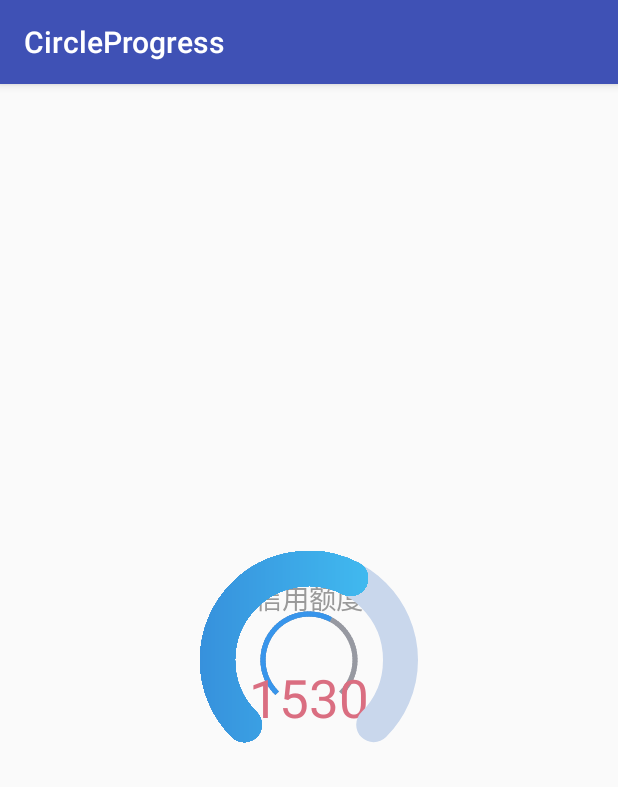
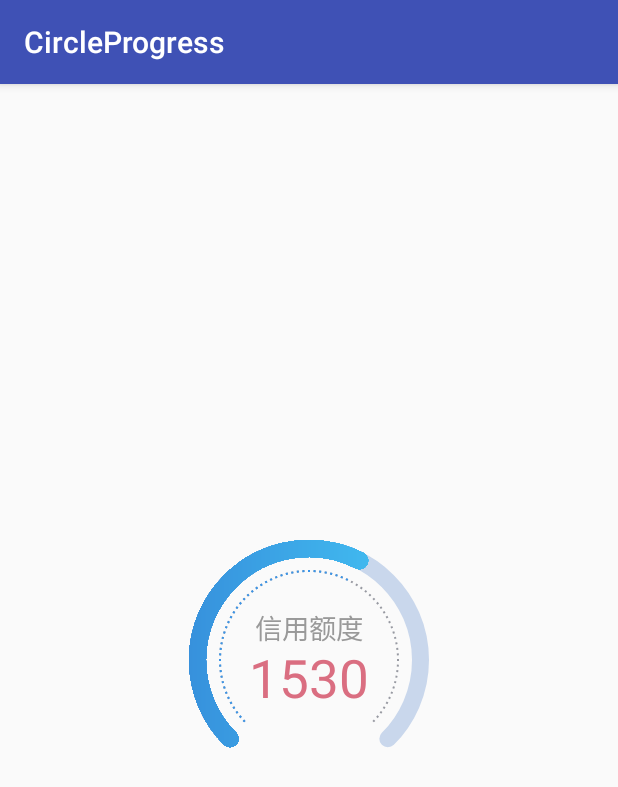
Before and after one commit to daoxiaomianzi/CircleProgress, an Android app: the screen it shows after launch (MainActivity), on a phone screen of 412 x 824 dp. Shown: the top 787 px of the screen. Run offline under Robolectric (Android 15) with nearby library versions, the phone set to English and light mode, and no system bars.

Commit message:
修改代码，修复分辨率适配bug

```diff
--- a/app/src/main/java/com/xuyong/circleprogress/ArcProgressBar.java
+++ b/app/src/main/java/com/xuyong/circleprogress/ArcProgressBar.java
@@ -48,7 +48,7 @@ public class ArcProgressBar extends View {
     /**
      * 圆弧宽度
      */
-    private float mArcWidth = 35.0f;
+    private float mArcWidth = 11.0f;
     /**
      * 背景圆弧颜色
      */
@@ -89,7 +89,7 @@ public class ArcProgressBar extends View {
     /**
      * 圆弧跟虚线之间的距离
      */
-    private int mLineDistance = 25;
+    private int mLineDistance = 8;
     /**
      * 进度条最大值
      */
@@ -227,25 +227,19 @@ public class ArcProgressBar extends View {
         mArcBgPaint = new Paint();
         mArcBgPaint.setAntiAlias(true);
         mArcBgPaint.setStyle(Paint.Style.STROKE);
-        mArcBgPaint.setStrokeWidth(mArcWidth);
+        mArcBgPaint.setStrokeWidth(dp2px(getResources(), mArcWidth));
         mArcBgPaint.setColor(mArcBgColor);
         mArcBgPaint.setStrokeCap(Paint.Cap.ROUND);
         // 外层前景圆弧的画笔
         mArcForePaint = new Paint();
         mArcForePaint.setAntiAlias(true);
         mArcForePaint.setStyle(Paint.Style.STROKE);
-        mArcForePaint.setStrokeWidth(mArcWidth);
-        if (useGradient) {
-            LinearGradient gradient = new LinearGradient(0, 0, mScressWidth - 2 * mPdDistance, mScressWidth - 2 * mPdDistance, mArcForeEndColor, mArcForeStartColor, Shader.TileMode.CLAMP);
-            mArcForePaint.setShader(gradient);
-        } else {
-            mArcForePaint.setColor(mArcForeStartColor);
-        }
+        mArcForePaint.setStrokeWidth(dp2px(getResources(), mArcWidth));
         mArcForePaint.setStrokeCap(Paint.Cap.ROUND);
         // 内测虚线的画笔
         mDottedLinePaint = new Paint();
         mDottedLinePaint.setAntiAlias(true);
-        mDottedLinePaint.setStrokeWidth(mDottedLineHeight);
+        mDottedLinePaint.setStrokeWidth(dp2px(getResources(), mDottedLineHeight));
         mDottedLinePaint.setColor(mDottedDefaultColor);
         //
         mRonudRectPaint = new Paint();
@@ -260,8 +254,8 @@ public class ArcProgressBar extends View {
     @Override
     protected void onMeasure(int widthMeasureSpec, int heightMeasureSpec) {
         super.onMeasure(widthMeasureSpec, heightMeasureSpec);
-        int width = mScressWidth - 2 * mPdDistance;
-        setMeasuredDimension(width, width);
+//        int width = mScressWidth - 2 * mPdDistance;
+//        setMeasuredDimension(width, width);
     }
 
     @Override
@@ -274,7 +268,7 @@ public class ArcProgressBar extends View {
         mArcRect.left = 0;
         mArcRect.right = w;
         mArcRect.bottom = h;
-        mArcRect.inset(mArcWidth / 2, mArcWidth / 2);//设置矩形的宽度
+        mArcRect.inset(dp2px(getResources(), mArcWidth) / 2, dp2px(getResources(), mArcWidth) / 2);//设置矩形的宽度
         mArcRadius = (int) (mArcRect.width() / 2);
 
         double sqrt = Math.sqrt(mArcRadius * mArcRadius + mArcRadius * mArcRadius);
@@ -282,9 +276,15 @@ public class ArcProgressBar extends View {
         aDistance = Math.sin(Math.PI * 45 / 180) * mArcRadius;
 
         // 内部虚线的外部半径
-        mExternalDottedLineRadius = mArcRadius - mArcWidth / 2 - mLineDistance;
+        mExternalDottedLineRadius = mArcRadius - dp2px(getResources(), mArcWidth) / 2 - dp2px(getResources(), mLineDistance);
         // 内部虚线的内部半径
-        mInsideDottedLineRadius = mExternalDottedLineRadius - mDottedLineWidth;
+        mInsideDottedLineRadius = mExternalDottedLineRadius - dp2px(getResources(), mDottedLineWidth);
+        if (useGradient) {
+            LinearGradient gradient = new LinearGradient(0, 0, getMeasuredWidth(), getMeasuredHeight(), mArcForeEndColor, mArcForeStartColor, Shader.TileMode.CLAMP);
+            mArcForePaint.setShader(gradient);
+        } else {
+            mArcForePaint.setColor(mArcForeStartColor);
+        }
     }
 
     @Override
@@ -292,7 +292,7 @@ public class ArcProgressBar extends View {
         super.onDraw(canvas);
         mArcBgPaint.setColor(mArcBgColor);
         canvas.drawText("信用额度", mArcCenterX - mProgressPaint.measureText("信用额度") / 2,
-                mArcCenterX - (mProgressPaint.descent() + mProgressPaint.ascent()) / 2 - 60, mProgressPaint);
+                mArcCenterX - (mProgressPaint.descent() + mProgressPaint.ascent()) / 2 - dp2px(getResources(), 20), mProgressPaint);
         drawDottedLineArc(canvas);
         drawRunDottedLineArc(canvas);
         drawRunText(canvas);
@@ -320,7 +320,7 @@ public class ArcProgressBar extends View {
         mProgressPaint.setTextSize(dp2px(getResources(), mProgressTextSize));
         mProgressPaint.setColor(mProgressTextRunColor);
         canvas.drawText(progressStr, mArcCenterX - mProgressPaint.measureText(progressStr) / 2,
-                mArcCenterX - (mProgressPaint.descent() + mProgressPaint.ascent()) / 2 + 40, mProgressPaint);
+                mArcCenterX - (mProgressPaint.descent() + mProgressPaint.ascent()) / 2 + dp2px(getResources(), 13), mProgressPaint);
     }
 
     public void restart() {
--- a/app/src/main/res/layout/activity_main.xml
+++ b/app/src/main/res/layout/activity_main.xml
@@ -9,12 +9,12 @@
 
     <com.xuyong.circleprogress.ArcProgressBar
         android:id="@+id/arcProgressBar"
-        android:layout_width="wrap_content"
-        android:layout_height="wrap_content"
+        android:layout_width="160dp"
+        android:layout_height="160dp"
         android:layout_centerInParent="true"
         android:layout_gravity="center"
-        app:arcDistance="200"
-        app:dottedLineHeight="5"
-        app:dottedLineWidth="5" />
+        app:arcDistance="0"
+        app:dottedLineHeight="1"
+        app:dottedLineWidth="1" />
 
 </LinearLayout>
```
